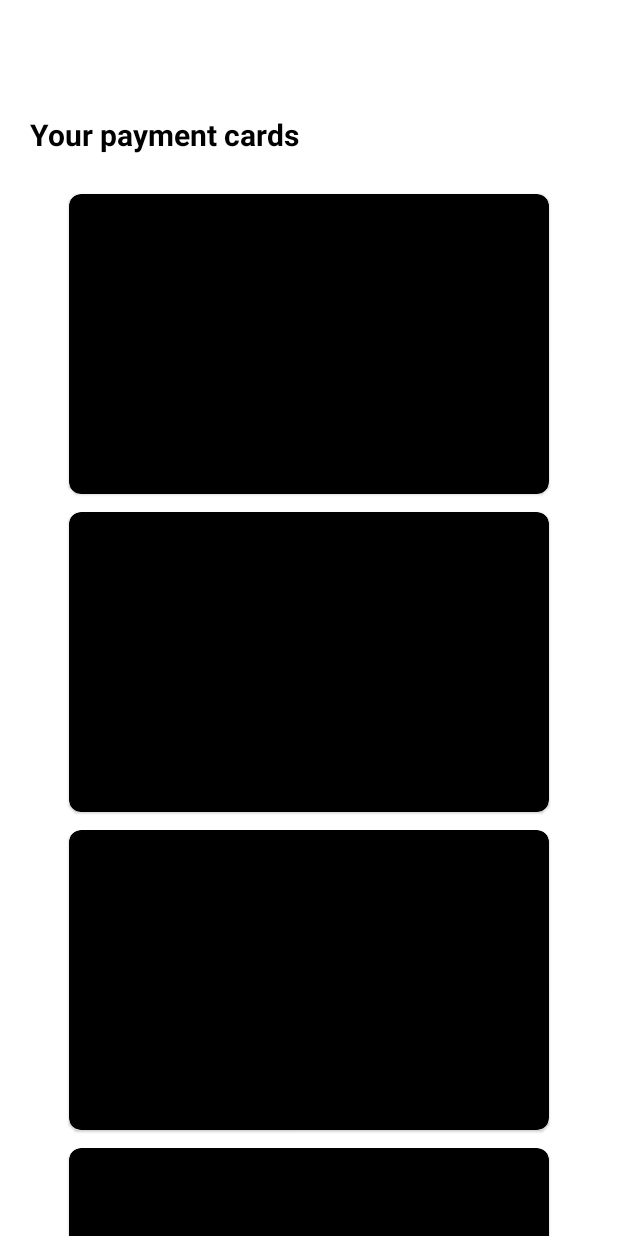
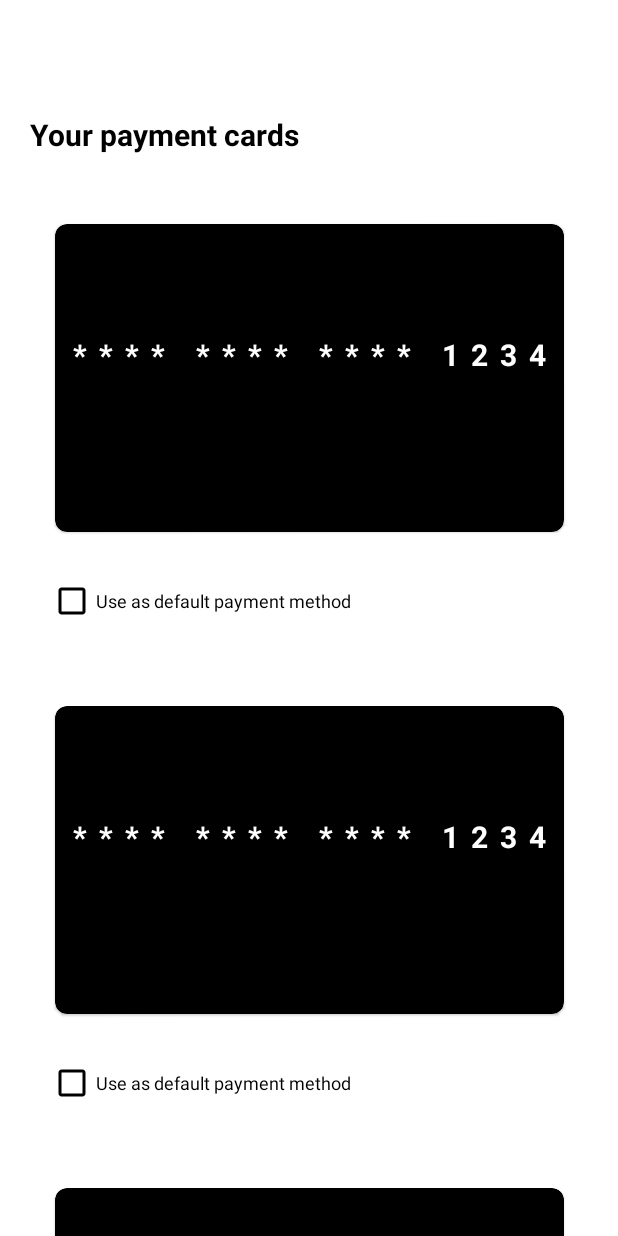
Before and after one commit to srdalai/style-loft, an Android app: the PaymentMethods screen opened through its navigation route, on a phone screen of 412 x 824 dp. Run offline under Robolectric (Android 15) with nearby library versions, the phone set to English and light mode, and no system bars.

Commit message:
#2 Initial Commit

```diff
--- a/app/src/main/java/com/sdtechnocrat/styleloft/checkout/PaymentMethodsAdapter.kt
+++ b/app/src/main/java/com/sdtechnocrat/styleloft/checkout/PaymentMethodsAdapter.kt
@@ -7,6 +7,7 @@ import android.view.ViewGroup
 import android.widget.*
 import androidx.recyclerview.widget.RecyclerView
 import com.sdtechnocrat.styleloft.R
+import kotlinx.android.synthetic.main.item_list_payment_cards.view.*
 
 class PaymentMethodsAdapter(val items : ArrayList<String>, val context: Context) : RecyclerView.Adapter<PaymentItemViewHolder>() {
 
@@ -36,6 +37,7 @@ class PaymentMethodsAdapter(val items : ArrayList<String>, val context: Context)
         }
 
         //holder.frameLayout.layoutParams = layoutParams
+        holder.txtCardNum.letterSpacing = 0.4f
 
     }
 
@@ -44,4 +46,5 @@ class PaymentMethodsAdapter(val items : ArrayList<String>, val context: Context)
 class PaymentItemViewHolder (view: View) : RecyclerView.ViewHolder(view) {
     //val frameLayout : FrameLayout = view.frameLayout
     //val linearLayout : LinearLayout = view.linearLayout
+    val txtCardNum : TextView = view.txtCardNum
 }
--- a/app/src/main/res/layout/item_list_payment_cards.xml
+++ b/app/src/main/res/layout/item_list_payment_cards.xml
@@ -1,26 +1,57 @@
 <?xml version="1.0" encoding="utf-8"?>
-<LinearLayout xmlns:android="http://schemas.android.com/apk/res/android"
-    android:layout_width="wrap_content"
+<androidx.constraintlayout.widget.ConstraintLayout xmlns:android="http://schemas.android.com/apk/res/android"
+    android:layout_width="match_parent"
     android:layout_height="wrap_content"
-    xmlns:app="http://schemas.android.com/apk/res-auto">
+    xmlns:app="http://schemas.android.com/apk/res-auto"
+    android:padding="20dp">
 
     <com.google.android.material.card.MaterialCardView
-        android:layout_width="wrap_content"
-        android:layout_height="wrap_content"
+        android:id="@+id/cardView"
+        android:layout_width="match_parent"
+        android:layout_height="0dp"
+        android:elevation="8dp"
+        app:cardBackgroundColor="@color/black"
+        app:cardCornerRadius="8dp"
         app:cardUseCompatPadding="true"
-        android:elevation="8dp"
-        app:cardCornerRadius="8dp"
-        app:cardBackgroundColor="@color/black">
+        app:layout_constraintDimensionRatio="w,2:3.2"
+        app:layout_constraintEnd_toEndOf="parent"
+        app:layout_constraintStart_toStartOf="parent"
+        app:layout_constraintTop_toTopOf="parent">
 
         <androidx.constraintlayout.widget.ConstraintLayout
             android:id="@+id/frameLayout"
-            android:layout_width="320dp"
-            android:layout_height="200dp"
+            android:layout_width="match_parent"
+            android:layout_height="match_parent"
             android:orientation="vertical">
 
+            <TextView
+                android:id="@+id/txtCardNum"
+                android:layout_width="wrap_content"
+                android:layout_height="wrap_content"
+                android:padding="12dp"
+                android:text="**** **** **** 1234"
+                android:textColor="@color/white"
+                android:textSize="20sp"
+                android:textStyle="bold"
+                app:layout_constraintBottom_toBottomOf="parent"
+                app:layout_constraintEnd_toEndOf="parent"
+                app:layout_constraintStart_toStartOf="parent"
+                app:layout_constraintTop_toTopOf="parent"
+                app:layout_constraintVertical_bias="0.4" />
         </androidx.constraintlayout.widget.ConstraintLayout>
 
 
     </com.google.android.material.card.MaterialCardView>
 
-</LinearLayout>
+    <CheckBox
+        android:layout_width="0dp"
+        android:layout_height="wrap_content"
+        app:layout_constraintTop_toBottomOf="@id/cardView"
+        app:layout_constraintStart_toStartOf="parent"
+        app:layout_constraintEnd_toEndOf="parent"
+        android:layout_marginTop="16dp"
+        android:buttonTint="@color/black"
+        android:text="Use as default payment method"
+        android:textSize="12sp"/>
+
+</androidx.constraintlayout.widget.ConstraintLayout>
```
Also changed, not shown: app/src/main/res/drawable-anydpi/ic_checkbox_filled.xml (added, +11 -0 lines), app/src/main/res/drawable-anydpi/ic_checkbox_outline.xml (added, +11 -0 lines), app/src/main/res/drawable/checkbox_selector.xml (added, +11 -0 lines), app/src/main/res/layout/list_bag_items.xml (+6 -5 lines), app/src/main/res/layout/list_items_order_details.xml (+4 -4 lines), app/src/main/res/drawable-hdpi/ic_checkbox_filled.png (added), app/src/main/res/drawable-hdpi/ic_checkbox_outline.png (added), app/src/main/res/drawable-mdpi/ic_checkbox_filled.png (added), app/src/main/res/drawable-mdpi/ic_checkbox_outline.png (added), app/src/main/res/drawable-xhdpi/ic_checkbox_filled.png (added), app/src/main/res/drawable-xhdpi/ic_checkbox_outline.png (added), app/src/main/res/drawable-xxhdpi/ic_checkbox_filled.png (added), app/src/main/res/drawable-xxhdpi/ic_checkbox_outline.png (added), app/src/main/res/drawable/model_1.jpg (added).
